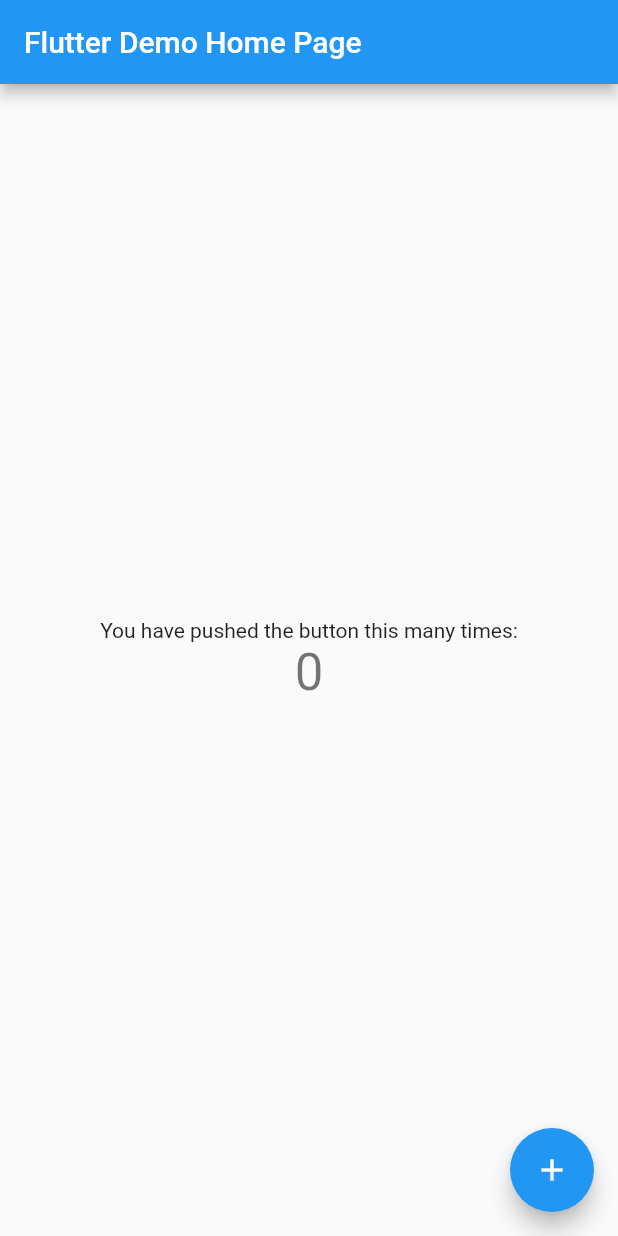
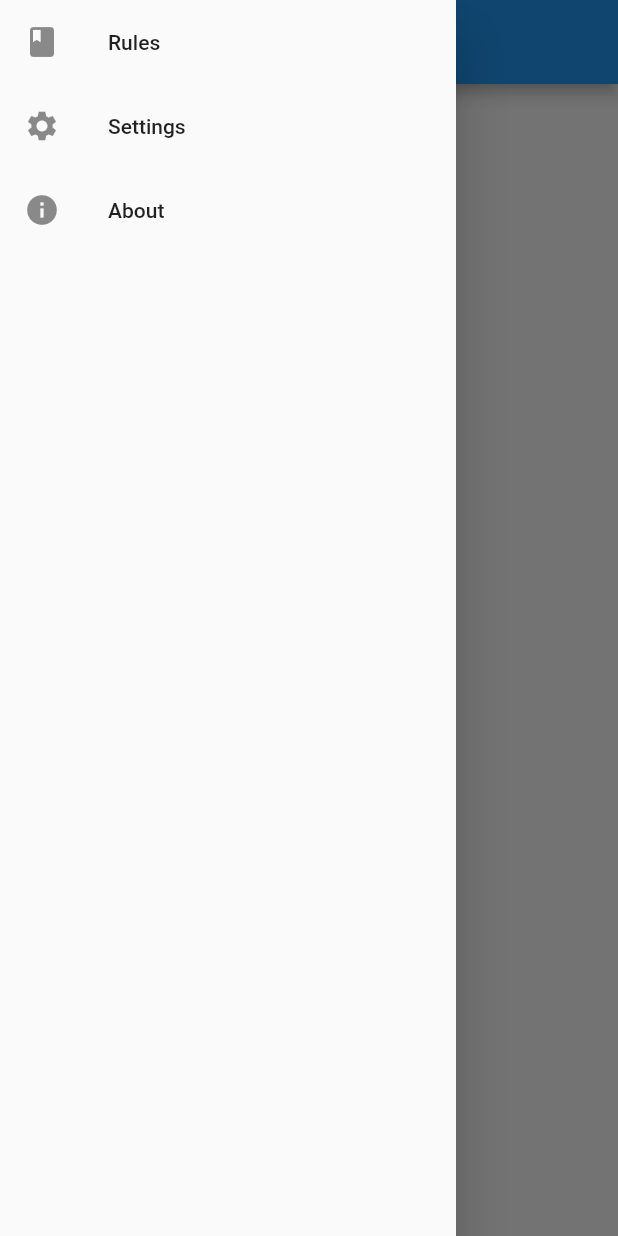
Before and after one commit to christopherlam888/geography-game, a Flutter app: the screen it shows after launch, with the side drawer open (before the commit the screen has no drawer), on a phone screen of 412 x 824 dp. Run offline on Flutter 3.47's test engine with Material 2 defaults, Android fonts, the phone set to English and light mode, and no system bars.

Commit message:
Set up basic navigation

```diff
--- a/lib/main.dart
+++ b/lib/main.dart
@@ -1,115 +1,20 @@
 import 'package:flutter/material.dart';
+import 'package:geography_game/pages/welcome.dart';
+import 'package:geography_game/pages/player.dart';
+import 'package:geography_game/pages/rules.dart';
+import 'package:geography_game/pages/settings.dart';
+import 'package:geography_game/pages/about.dart';
 
 void main() {
-  runApp(const MyApp());
+  runApp(MaterialApp(
+      debugShowCheckedModeBanner: false,
+      initialRoute: '/welcome',
+      routes: {
+        '/welcome' : (context) => Welcome(),
+        '/player' : (context) => Player(),
+        '/rules' : (context) => Rules(),
+        '/settings' : (context) => Settings(),
+        '/about' : (context) => About(),
+      }
+  ));
 }
-
-class MyApp extends StatelessWidget {
-  const MyApp({Key? key}) : super(key: key);
-
-  // This widget is the root of your application.
-  @override
-  Widget build(BuildContext context) {
-    return MaterialApp(
-      title: 'Flutter Demo',
-      theme: ThemeData(
-        // This is the theme of your application.
-        //
-        // Try running your application with "flutter run". You'll see the
-        // application has a blue toolbar. Then, without quitting the app, try
-        // changing the primarySwatch below to Colors.green and then invoke
-        // "hot reload" (press "r" in the console where you ran "flutter run",
-        // or simply save your changes to "hot reload" in a Flutter IDE).
-        // Notice that the counter didn't reset back to zero; the application
-        // is not restarted.
-        primarySwatch: Colors.blue,
-      ),
-      home: const MyHomePage(title: 'Flutter Demo Home Page'),
-    );
-  }
-}
-
-class MyHomePage extends StatefulWidget {
-  const MyHomePage({Key? key, required this.title}) : super(key: key);
-
-  // This widget is the home page of your application. It is stateful, meaning
-  // that it has a State object (defined below) that contains fields that affect
-  // how it looks.
-
-  // This class is the configuration for the state. It holds the values (in this
-  // case the title) provided by the parent (in this case the App widget) and
-  // used by the build method of the State. Fields in a Widget subclass are
-  // always marked "final".
-
-  final String title;
-
-  @override
-  State<MyHomePage> createState() => _MyHomePageState();
-}
-
-class _MyHomePageState extends State<MyHomePage> {
-  int _counter = 0;
-
-  void _incrementCounter() {
-    setState(() {
-      // This call to setState tells the Flutter framework that something has
-      // changed in this State, which causes it to rerun the build method below
-      // so that the display can reflect the updated values. If we changed
-      // _counter without calling setState(), then the build method would not be
-      // called again, and so nothing would appear to happen.
-      _counter++;
-    });
-  }
-
-  @override
-  Widget build(BuildContext context) {
-    // This method is rerun every time setState is called, for instance as done
-    // by the _incrementCounter method above.
-    //
-    // The Flutter framework has been optimized to make rerunning build methods
-    // fast, so that you can just rebuild anything that needs updating rather
-    // than having to individually change instances of widgets.
-    return Scaffold(
-      appBar: AppBar(
-        // Here we take the value from the MyHomePage object that was created by
-        // the App.build method, and use it to set our appbar title.
-        title: Text(widget.title),
-      ),
-      body: Center(
-        // Center is a layout widget. It takes a single child and positions it
-        // in the middle of the parent.
-        child: Column(
-          // Column is also a layout widget. It takes a list of children and
-          // arranges them vertically. By default, it sizes itself to fit its
-          // children horizontally, and tries to be as tall as its parent.
-          //
-          // Invoke "debug painting" (press "p" in the console, choose the
-          // "Toggle Debug Paint" action from the Flutter Inspector in Android
-          // Studio, or the "Toggle Debug Paint" command in Visual Studio Code)
-          // to see the wireframe for each widget.
-          //
-          // Column has various properties to control how it sizes itself and
-          // how it positions its children. Here we use mainAxisAlignment to
-          // center the children vertically; the main axis here is the vertical
-          // axis because Columns are vertical (the cross axis would be
-          // horizontal).
-          mainAxisAlignment: MainAxisAlignment.center,
-          children: <Widget>[
-            const Text(
-              'You have pushed the button this many times:',
-            ),
-            Text(
-              '$_counter',
-              style: Theme.of(context).textTheme.headline4,
-            ),
-          ],
-        ),
-      ),
-      floatingActionButton: FloatingActionButton(
-        onPressed: _incrementCounter,
-        tooltip: 'Increment',
-        child: const Icon(Icons.add),
-      ), // This trailing comma makes auto-formatting nicer for build methods.
-    );
-  }
-}
--- /dev/null
+++ b/lib/pages/about.dart
@@ -0,0 +1,22 @@
+import 'package:flutter/material.dart';
+
+class About extends StatefulWidget {
+  const About({Key? key}) : super(key: key);
+
+  @override
+  State<About> createState() => _AboutState();
+}
+
+class _AboutState extends State<About> {
+  @override
+  Widget build(BuildContext context) {
+    return Scaffold(
+      appBar: AppBar(
+        title: const Text("About"),
+      ),
+      body: Container(
+        child: const Text("About"),
+      ),
+    );
+  }
+}
--- /dev/null
+++ b/lib/pages/navbar.dart
@@ -0,0 +1,30 @@
+import 'package:flutter/material.dart';
+
+class NavBar extends StatelessWidget {
+  const NavBar({Key? key}) : super(key: key);
+
+  @override
+  Widget build(BuildContext context) {
+    return Drawer(
+      child: ListView(
+        children: [
+          ListTile(
+            leading: Icon(Icons.book),
+            title: Text("Rules"),
+            onTap: () {Navigator.pushNamed(context, '/rules');},
+          ),
+          ListTile(
+            leading: Icon(Icons.settings),
+            title: Text("Settings"),
+            onTap: () {Navigator.pushNamed(context, '/settings');},
+          ),
+          ListTile(
+            leading: Icon(Icons.info),
+            title: Text("About"),
+            onTap: () {Navigator.pushNamed(context, '/about');},
+          ),
+        ],
+      ),
+    );
+  }
+}
--- /dev/null
+++ b/lib/pages/player.dart
@@ -0,0 +1,22 @@
+import 'package:flutter/material.dart';
+
+class Player extends StatefulWidget {
+  const Player({Key? key}) : super(key: key);
+
+  @override
+  State<Player> createState() => _PlayerState();
+}
+
+class _PlayerState extends State<Player> {
+  @override
+  Widget build(BuildContext context) {
+    return Scaffold(
+      appBar: AppBar(
+        title: const Text("Player"),
+      ),
+      body: Container(
+        child: const Text("Player"),
+      ),
+    );
+  }
+}
--- /dev/null
+++ b/lib/pages/rules.dart
@@ -0,0 +1,22 @@
+import 'package:flutter/material.dart';
+
+class Rules extends StatefulWidget {
+  const Rules({Key? key}) : super(key: key);
+
+  @override
+  State<Rules> createState() => _RulesState();
+}
+
+class _RulesState extends State<Rules> {
+  @override
+  Widget build(BuildContext context) {
+    return Scaffold(
+      appBar: AppBar(
+        title: const Text("Rules"),
+      ),
+      body: Container(
+        child: const Text("Rules"),
+      ),
+    );
+  }
+}
--- /dev/null
+++ b/lib/pages/settings.dart
@@ -0,0 +1,22 @@
+import 'package:flutter/material.dart';
+
+class Settings extends StatefulWidget {
+  const Settings({Key? key}) : super(key: key);
+
+  @override
+  State<Settings> createState() => _SettingsState();
+}
+
+class _SettingsState extends State<Settings> {
+  @override
+  Widget build(BuildContext context) {
+    return Scaffold(
+      appBar: AppBar(
+        title: const Text("Settings"),
+      ),
+      body: Container(
+        child: const Text("Settings"),
+      ),
+    );
+  }
+}
--- /dev/null
+++ b/lib/pages/welcome.dart
@@ -0,0 +1,32 @@
+import 'package:flutter/material.dart';
+import 'navbar.dart';
+
+class Welcome extends StatefulWidget {
+  const Welcome({Key? key}) : super(key: key);
+
+  @override
+  State<Welcome> createState() => _WelcomeState();
+}
+
+class _WelcomeState extends State<Welcome> {
+  @override
+  Widget build(BuildContext context) {
+    return Scaffold(
+      appBar: AppBar(
+        title: const Text("Welcome"),
+      ),
+      drawer: NavBar(),
+      body: Container(
+        child: Column(
+          children: [
+            const Text("Welcome"),
+            TextButton(
+                onPressed: () {Navigator.pushNamed(context, '/player');},
+                child: Text("Start Game")
+            ),
+          ],
+        ),
+      ),
+    );
+  }
+}
```
